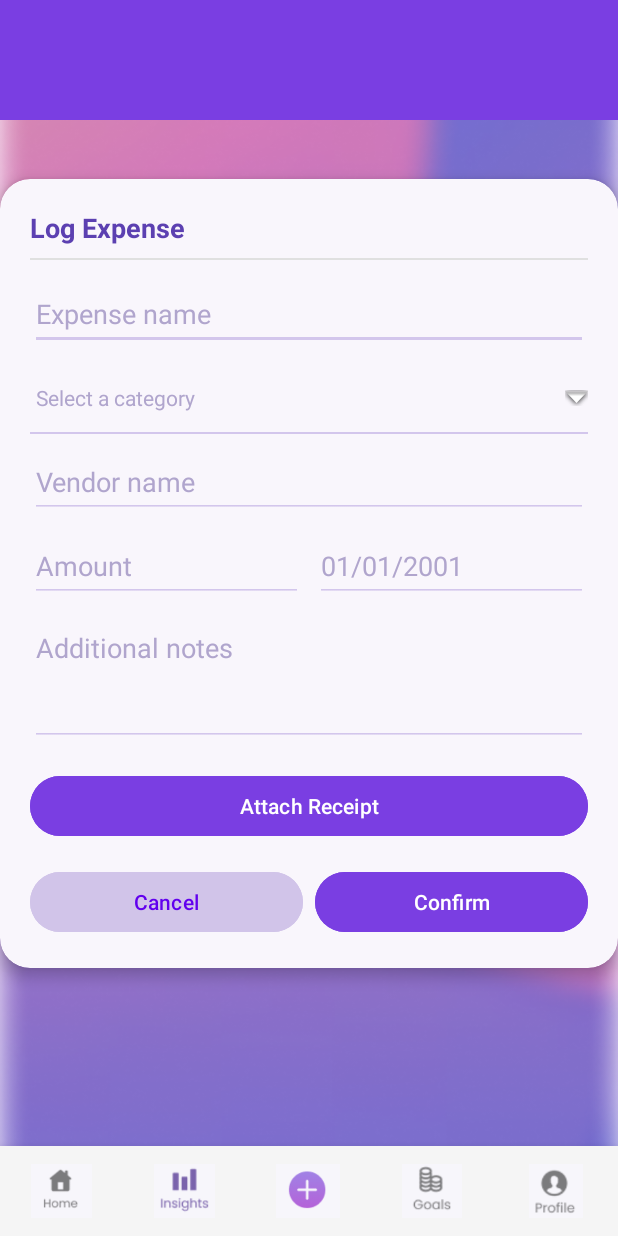
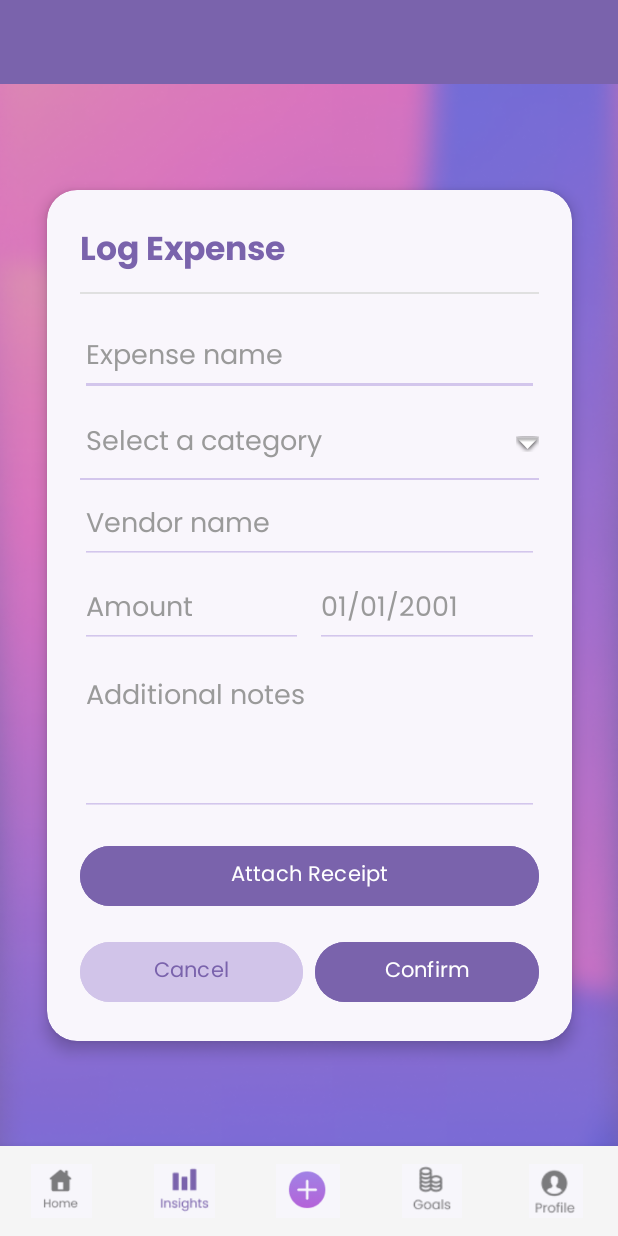
Before and after one commit to st10033925-azrahhabib/Coinverse, an Android app: the screen it shows after launch (LogExpense), on a phone screen of 412 x 824 dp. Run offline under Robolectric (Android 15) with nearby library versions, the phone set to English and light mode, and no system bars.

Commit message:
updated page styling, fixed padding, added fonts

```diff
--- a/app/src/main/res/layout/activity_log_expense.xml
+++ b/app/src/main/res/layout/activity_log_expense.xml
@@ -3,55 +3,52 @@
     xmlns:android="http://schemas.android.com/apk/res/android"
     xmlns:app="http://schemas.android.com/apk/res-auto"
     android:id="@+id/main"
+    android:fitsSystemWindows="true"
     android:layout_width="match_parent"
     android:layout_height="match_parent"
-    android:background="@drawable/bg_gradient_image"
-    android:paddingTop="24dp"
-    android:paddingStart="24dp"
-    android:paddingEnd="24dp">
+    android:background="@drawable/gradient_bg">
 
-
-
-<View
+    <View
         android:id="@+id/purple_header"
         android:layout_width="0dp"
-        android:layout_height="80dp"
-        android:background="#7A3EE2"
-        app:layout_constraintEnd_toEndOf="parent"
-        app:layout_constraintHorizontal_bias="0.0"
+        android:layout_height="56dp"
+        android:background="#7A63AC"
+        app:layout_constraintTop_toTopOf="parent"
         app:layout_constraintStart_toStartOf="parent"
-        app:layout_constraintTop_toTopOf="parent" />
+        app:layout_constraintEnd_toEndOf="parent" />
 
     <androidx.cardview.widget.CardView
         android:id="@+id/card"
-        android:layout_width="0dp"
+        android:layout_width="350dp"
         android:layout_height="wrap_content"
+        app:cardBackgroundColor="#F9F6FC"
         app:cardCornerRadius="20dp"
         app:cardElevation="6dp"
-        app:cardBackgroundColor="#F9F6FC"
-        app:layout_constraintTop_toTopOf="parent"
         app:layout_constraintBottom_toTopOf="@id/bottomNav"
+        app:layout_constraintEnd_toEndOf="parent"
         app:layout_constraintStart_toStartOf="parent"
-        app:layout_constraintEnd_toEndOf="parent">
+        app:layout_constraintTop_toBottomOf="@+id/purple_header">
 
         <LinearLayout
             android:layout_width="match_parent"
             android:layout_height="wrap_content"
             android:orientation="vertical"
-            android:padding="20dp">
+            android:padding="22dp">
 
             <TextView
                 android:layout_width="wrap_content"
                 android:layout_height="wrap_content"
                 android:text="@string/log_expense_title"
-                android:textColor="#5C40B1"
-                android:textSize="18sp"
+                android:textColor="#7A63AC"
+                android:fontFamily="@font/poppinsbold"
+                android:textSize="22sp"
                 android:textStyle="bold" />
 
             <View
                 android:layout_width="match_parent"
                 android:layout_height="1dp"
                 android:layout_marginTop="8dp"
+                android:layout_marginBottom="8dp"
                 android:background="#E0E0E0" />
 
             <EditText
@@ -59,9 +56,10 @@
                 android:layout_width="match_parent"
                 android:layout_height="48dp"
                 android:layout_marginTop="12dp"
+                android:fontFamily="@font/poppinsregular"
+                android:backgroundTint="#D3C6EC"
                 android:hint="@string/hint_expense_name"
-                android:backgroundTint="#D3C6EC"
-                android:textColorHint="#B0A5CD" />
+                android:textColorHint="#9A9A9A" />
 
 
             <RelativeLayout
@@ -73,19 +71,21 @@
                     android:id="@+id/tvCategoryLabel"
                     android:layout_width="match_parent"
                     android:layout_height="match_parent"
-                    android:text="@string/hint_select_category"
-                    android:textColor="#B0A5CD"
                     android:gravity="center_vertical"
                     android:paddingStart="4dp"
-                    android:paddingEnd="4dp" />
+                    android:paddingEnd="4dp"
+                    android:fontFamily="@font/poppinsregular"
+                    android:text="@string/hint_select_category"
+                    android:textColor="#9A9A9A"
+                    android:textSize="18sp" />
 
                 <ImageView
                     android:layout_width="wrap_content"
                     android:layout_height="wrap_content"
                     android:layout_alignParentEnd="true"
                     android:layout_centerVertical="true"
-                    android:src="@android:drawable/arrow_down_float"
-                    android:contentDescription="@string/cd_dropdown_arrow" />
+                    android:contentDescription="@string/cd_dropdown_arrow"
+                    android:src="@android:drawable/arrow_down_float" />
 
                 <View
                     android:layout_width="match_parent"
@@ -97,87 +97,93 @@
                     android:id="@+id/spinnerCategory"
                     android:layout_width="match_parent"
                     android:layout_height="match_parent"
-                    android:background="@android:color/transparent"
-                    android:alpha="0" />
+                    android:alpha="0"
+                    android:background="@android:color/transparent" />
             </RelativeLayout>
 
             <EditText
                 android:id="@+id/etVendorName"
                 android:layout_width="match_parent"
                 android:layout_height="48dp"
+                android:layout_marginTop="8dp"
+                android:fontFamily="@font/poppinsregular"
+                android:backgroundTint="#D3C6EC"
                 android:hint="@string/hint_vendor_name"
-                android:layout_marginTop="8dp"
-                android:backgroundTint="#D3C6EC"
-                android:textColorHint="#B0A5CD" />
+                android:textColorHint="#9A9A9A" />
 
 
             <LinearLayout
                 android:layout_width="match_parent"
                 android:layout_height="wrap_content"
-                android:orientation="horizontal"
-                android:layout_marginTop="8dp">
+                android:layout_marginTop="8dp"
+                android:orientation="horizontal">
 
                 <EditText
                     android:id="@+id/etAmount"
                     android:layout_width="0dp"
                     android:layout_height="48dp"
                     android:layout_weight="1"
+                    android:fontFamily="@font/poppinsregular"
+                    android:backgroundTint="#D3C6EC"
                     android:hint="@string/hint_amount"
                     android:inputType="numberDecimal"
-                    android:backgroundTint="#D3C6EC"
-                    android:textColorHint="#B0A5CD" />
+                    android:textColorHint="#9A9A9A" />
 
                 <EditText
                     android:id="@+id/etDate"
                     android:layout_width="0dp"
                     android:layout_height="48dp"
+                    android:layout_marginStart="8dp"
                     android:layout_weight="1"
-                    android:layout_marginStart="8dp"
+                    android:backgroundTint="#D3C6EC"
+                    android:fontFamily="@font/poppinsregular"
+                    android:focusable="false"
                     android:hint="01/01/2001"
-                    android:focusable="false"
                     android:inputType="none"
-                    android:backgroundTint="#D3C6EC"
-                    android:textColorHint="#B0A5CD" />
+                    android:textColorHint="#9A9A9A" />
             </LinearLayout>
 
             <EditText
                 android:id="@+id/etNotes"
                 android:layout_width="match_parent"
                 android:layout_height="wrap_content"
+                android:layout_marginTop="8dp"
+                android:backgroundTint="#D3C6EC"
+                android:gravity="top|start"
+                android:fontFamily="@font/poppinsregular"
                 android:hint="@string/hint_additional_notes"
-                android:layout_marginTop="8dp"
+                android:inputType="textMultiLine"
                 android:minLines="3"
-                android:gravity="top|start"
-                android:inputType="textMultiLine"
-                android:backgroundTint="#D3C6EC"
-                android:textColorHint="#B0A5CD" />
+                android:textColorHint="#9A9A9A" />
 
             <Button
                 android:id="@+id/btnAttachReceipt"
+                android:fontFamily="@font/poppinsregular"
                 android:layout_width="match_parent"
                 android:layout_height="wrap_content"
+                android:layout_marginTop="16dp"
+                android:backgroundTint="#7A63AC"
+                android:drawablePadding="8dp"
                 android:text="@string/button_attach_receipt"
-                android:layout_marginTop="16dp"
-                android:backgroundTint="#7A3EE2"
                 android:textAllCaps="false"
-                android:textColor="@android:color/white"
-                android:drawablePadding="8dp" />
+                android:textColor="@android:color/white" />
 
             <LinearLayout
                 android:layout_width="match_parent"
                 android:layout_height="wrap_content"
-                android:orientation="horizontal"
-                android:layout_marginTop="16dp">
+                android:layout_marginTop="16dp"
+                android:orientation="horizontal">
 
                 <Button
                     android:id="@+id/btnCancel"
                     android:layout_width="0dp"
+                    android:fontFamily="@font/poppinsregular"
                     android:layout_height="wrap_content"
                     android:layout_weight="1"
+                    android:backgroundTint="#D1C4E9"
                     android:text="@string/button_cancel"
                     android:textAllCaps="false"
-                    android:backgroundTint="#D1C4E9"
-                    android:textColor="#6200EE" />
+                    android:textColor="#7A63AC" />
 
                 <Space
                     android:layout_width="8dp"
@@ -185,12 +191,13 @@
 
                 <Button
                     android:id="@+id/btnConfirm"
+                    android:fontFamily="@font/poppinsregular"
                     android:layout_width="0dp"
                     android:layout_height="wrap_content"
                     android:layout_weight="1"
+                    android:backgroundTint="#7A63AC"
                     android:text="@string/button_confirm"
                     android:textAllCaps="false"
-                    android:backgroundTint="#7A3EE2"
                     android:textColor="@android:color/white" />
             </LinearLayout>
         </LinearLayout>
```
Also changed, not shown: app/src/main/res/drawable/gradient_bg.png (added), app/src/main/res/font/poppinsbold.ttf (added), app/src/main/res/font/poppinsregular.ttf (added), app/src/main/res/font/poppinssemibold.ttf (added).
